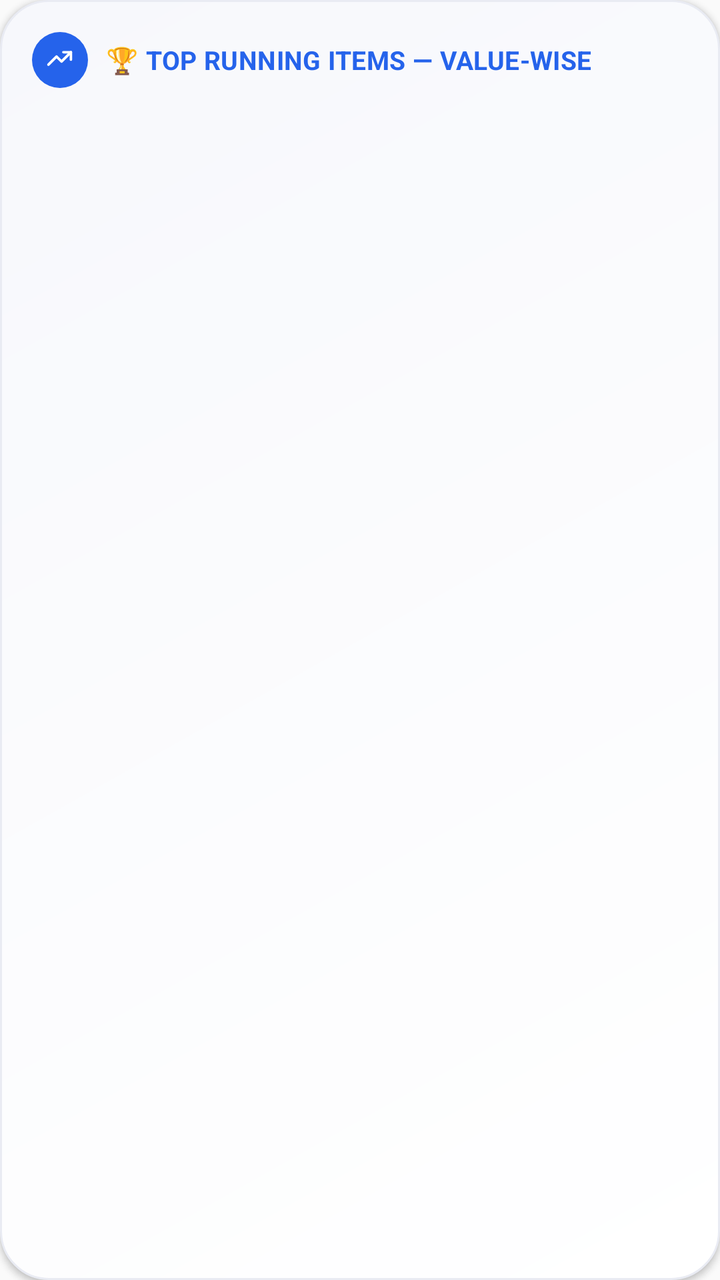
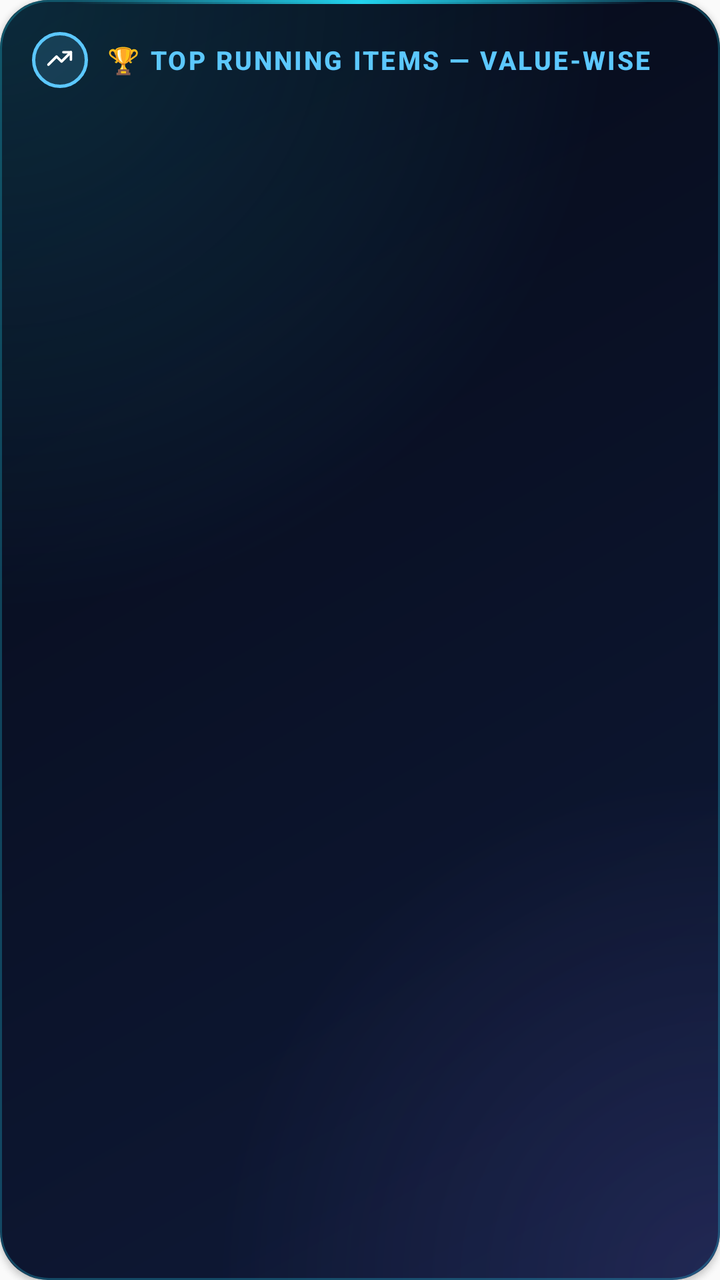

The first picture is an Android layout as it rendered before a commit; the second is the same layout after the commit. The layout source and the unified diff follow.
<!-- AndroidManifest.xml: application theme Theme.AppCompat.Light.NoActionBar -->
<!-- res/layout/widget_inventory_top_running.xml -->
<?xml version="1.0" encoding="utf-8"?>
<LinearLayout xmlns:android="http://schemas.android.com/apk/res/android"
    android:layout_width="match_parent"
    android:layout_height="match_parent"
    android:orientation="vertical"
    android:background="@drawable/widget_background"
    android:padding="16dp"
    android:elevation="2dp"
    android:id="@+id/inv_top_running_widget_root">

    <LinearLayout
        android:layout_width="match_parent"
        android:layout_height="wrap_content"
        android:orientation="horizontal"
        android:gravity="center_vertical">
        <FrameLayout
            android:layout_width="28dp"
            android:layout_height="28dp"
            android:background="@drawable/badge_circle_info">
            <ImageView android:layout_width="15dp" android:layout_height="15dp"
                android:layout_gravity="center" android:src="@drawable/ic_trending_up" />
        </FrameLayout>
        <TextView
            android:layout_width="0dp"
            android:layout_height="wrap_content"
            android:layout_weight="1"
            android:layout_marginStart="9dp"
            android:text="@string/inv_top_running_widget_title"
            android:textColor="@color/status_info"
            android:textStyle="bold"
            android:textSize="13sp"
            android:letterSpacing="0.01" />
    </LinearLayout>

    <LinearLayout
        android:id="@+id/inv_top_running_list_container"
        android:layout_width="match_parent"
        android:layout_height="wrap_content"
        android:layout_marginTop="10dp"
        android:orientation="vertical" />

    <TextView
        android:id="@+id/inv_top_running_footer"
        android:layout_width="match_parent"
        android:layout_height="wrap_content"
        android:layout_marginTop="8dp"
        android:text=""
        android:textColor="@color/ink_400"
        android:textSize="9sp" />

</LinearLayout>
<!-- resources referenced by this layout -->
<resources>
  <color name="ink_400">#A6AABD</color>
  <color name="status_info">#2563EB</color>
  <!-- drawable badge_circle_info (drawable) -->
  <?xml version="1.0" encoding="utf-8"?>
  <shape xmlns:android="http://schemas.android.com/apk/res/android" android:shape="oval">
      <solid android:color="@color/status_info" />
  </shape>
  <!-- drawable ic_trending_up (drawable) -->
  <vector xmlns:android="http://schemas.android.com/apk/res/android"
      android:width="24dp" android:height="24dp" android:viewportWidth="24" android:viewportHeight="24">
      <path android:fillColor="#00000000" android:strokeColor="#FFFFFF" android:strokeWidth="2"
          android:strokeLineCap="round" android:strokeLineJoin="round"
          android:pathData="M3,16 L9.5,9.5 L13.5,13.5 L21,6" />
      <path android:fillColor="#00000000" android:strokeColor="#FFFFFF" android:strokeWidth="2"
          android:strokeLineCap="round" android:strokeLineJoin="round"
          android:pathData="M15,6 L21,6 L21,12" />
  </vector>
  <!-- drawable widget_background (drawable) -->
  <?xml version="1.0" encoding="utf-8"?>
  <shape xmlns:android="http://schemas.android.com/apk/res/android"
      android:shape="rectangle">
      <corners android:radius="24dp" />
      <gradient
          android:angle="135"
          android:startColor="@color/surface_card_top"
          android:endColor="@color/surface_card_bottom"
          android:type="linear" />
      <stroke android:width="1dp" android:color="@color/surface_inset_border" />
  </shape>
  <string name="inv_top_running_widget_title">🏆 TOP RUNNING ITEMS — VALUE-WISE</string>
  <color name="surface_card_top">#FFFFFF</color>
  <color name="surface_card_bottom">#F7F8FC</color>
  <color name="surface_inset_border">#E9EBF3</color>
</resources>

<!-- the commit's change to res/layout/widget_inventory_top_running.xml (unified diff, before → after) -->
@@ -29,7 +29,7 @@
             android:textColor="@color/status_info"
             android:textStyle="bold"
             android:textSize="13sp"
-            android:letterSpacing="0.01" />
+            android:textAllCaps="true" android:letterSpacing="0.08" android:fontFamily="sans-serif-medium" />
     </LinearLayout>
 
     <LinearLayout
<!-- resource entries referenced after the edit -->
@@ -1,11 +1,12 @@
 <!-- resources referenced by this layout -->
 <resources>
-  <color name="ink_400">#A6AABD</color>
-  <color name="status_info">#2563EB</color>
+  <color name="ink_400">#FF7585AE</color>
+  <color name="status_info">#FF5CC8FF</color>
   <!-- drawable badge_circle_info (drawable) -->
   <?xml version="1.0" encoding="utf-8"?>
   <shape xmlns:android="http://schemas.android.com/apk/res/android" android:shape="oval">
-      <solid android:color="@color/status_info" />
+      <solid android:color="@color/status_info_soft" />
+      <stroke android:width="1.5dp" android:color="@color/status_info" />
   </shape>
   <!-- drawable ic_trending_up (drawable) -->
   <vector xmlns:android="http://schemas.android.com/apk/res/android"
@@ -19,19 +20,32 @@
   </vector>
   <!-- drawable widget_background (drawable) -->
   <?xml version="1.0" encoding="utf-8"?>
-  <shape xmlns:android="http://schemas.android.com/apk/res/android"
-      android:shape="rectangle">
-      <corners android:radius="24dp" />
-      <gradient
-          android:angle="135"
-          android:startColor="@color/surface_card_top"
-          android:endColor="@color/surface_card_bottom"
-          android:type="linear" />
-      <stroke android:width="1dp" android:color="@color/surface_inset_border" />
-  </shape>
+  <layer-list xmlns:android="http://schemas.android.com/apk/res/android">
+      <item><shape android:shape="rectangle"><corners android:radius="24dp" />
+          <gradient android:angle="135" android:startColor="@color/surface_card_top" android:endColor="@color/surface_card_bottom" android:type="linear" /></shape></item>
+      <item><shape android:shape="rectangle"><corners android:radius="24dp" />
+          <gradient android:type="radial" android:gradientRadius="85%p" android:centerX="0.0" android:centerY="0.0"
+              android:startColor="@color/glow_cyan_start" android:endColor="@color/glow_cyan_end" /></shape></item>
+      <item><shape android:shape="rectangle"><corners android:radius="24dp" />
+          <gradient android:type="radial" android:gradientRadius="70%p" android:centerX="1.0" android:centerY="1.0"
+              android:startColor="@color/glow_violet_start" android:endColor="@color/glow_violet_end" /></shape></item>
+      <item><shape android:shape="rectangle"><corners android:radius="24dp" />
+          <stroke android:width="1dp" android:color="@color/neon_border" /></shape></item>
+      <item android:gravity="top" android:height="2dp" android:left="36dp" android:right="36dp">
+          <shape android:shape="rectangle"><corners android:radius="1dp" />
+              <gradient android:angle="0" android:startColor="@color/edge_fade_start" android:centerColor="@color/neon_cyan" android:endColor="@color/edge_fade_end" /></shape></item>
+  </layer-list>
   <string name="inv_top_running_widget_title">🏆 TOP RUNNING ITEMS — VALUE-WISE</string>
-  <color name="surface_card_top">#FFFFFF</color>
-  <color name="surface_card_bottom">#F7F8FC</color>
-  <color name="surface_inset_border">#E9EBF3</color>
+  <color name="status_info_soft">#265CC8FF</color>
+  <color name="surface_card_top">#FF0F1A38</color>
+  <color name="surface_card_bottom">#FF060A18</color>
+  <color name="glow_cyan_start">#2822D3EE</color>
+  <color name="glow_cyan_end">#0022D3EE</color>
+  <color name="glow_violet_start">#248B7CFF</color>
+  <color name="glow_violet_end">#008B7CFF</color>
+  <color name="neon_border">#4422D3EE</color>
+  <color name="edge_fade_start">#0022D3EE</color>
+  <color name="neon_cyan">#FF22D3EE</color>
+  <color name="edge_fade_end">#008B7CFF</color>
 </resources>
 
